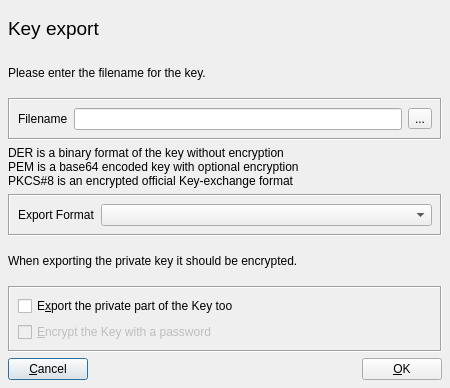
Qt form ui/ExportKey.ui (chris2511/xca) before a commit.
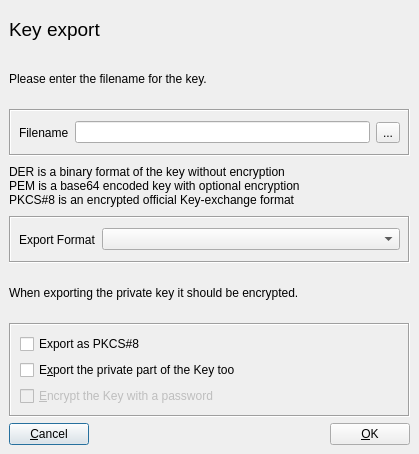
The same form after that commit.

Commit message: minor changes in COPYRIGHT fix database dump extend Cert and key  export possibilities enhance autoIntName and req and cert loading fix ImportMulti->details erase default password on database close

What changed in the file:
```diff
--- a/ui/ExportKey.ui
+++ b/ui/ExportKey.ui
@@ -8,8 +8,8 @@
    <rect>
     <x>0</x>
     <y>0</y>
-    <width>450</width>
-    <height>388</height>
+    <width>419</width>
+    <height>454</height>
    </rect>
   </property>
   <property name="windowTitle" >
@@ -17,7 +17,7 @@
   </property>
   <layout class="QVBoxLayout" >
    <property name="margin" >
-    <number>8</number>
+    <number>9</number>
    </property>
    <property name="spacing" >
     <number>6</number>
@@ -198,11 +198,18 @@
      </property>
      <layout class="QVBoxLayout" >
       <property name="margin" >
-       <number>8</number>
+       <number>9</number>
       </property>
       <property name="spacing" >
        <number>6</number>
       </property>
+      <item>
+       <widget class="QCheckBox" name="exportPkcs8" >
+        <property name="text" >
+         <string>Export as PKCS#8</string>
+        </property>
+       </widget>
+      </item>
       <item>
        <widget class="QCheckBox" name="exportPrivate" >
         <property name="toolTip" >
```
Left out of the diff: 4 changed lines with no effect on the pictures. The commit also changes 21 other files.
